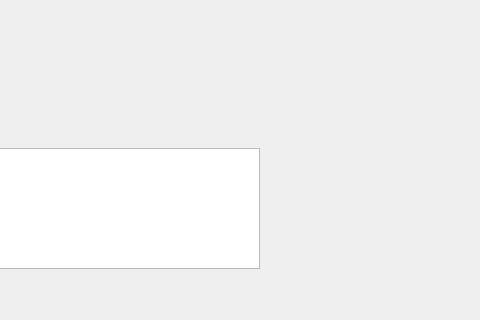
Qt form src/g_stream_control/resource/Demo.ui (robobe/g_stream) before a commit; both pictures show x 251 to 731 and y 92 to 412 of the 731 by 412 pixel window.
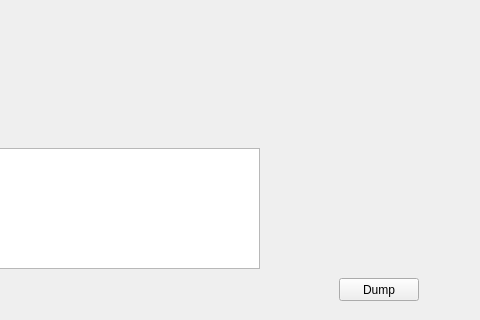
The same form after that commit.

Commit message: add dump button

What changed in the file:
```diff
--- a/src/g_stream_control/resource/Demo.ui
+++ b/src/g_stream_control/resource/Demo.ui
@@ -144,6 +144,19 @@
     <string>Error Label</string>
    </property>
   </widget>
+  <widget class="QPushButton" name="cmdDump">
+   <property name="geometry">
+    <rect>
+     <x>590</x>
+     <y>370</y>
+     <width>80</width>
+     <height>23</height>
+    </rect>
+   </property>
+   <property name="text">
+    <string>Dump</string>
+   </property>
+  </widget>
  </widget>
  <resources/>
  <connections/>
```
The commit also changes 2 other files.
